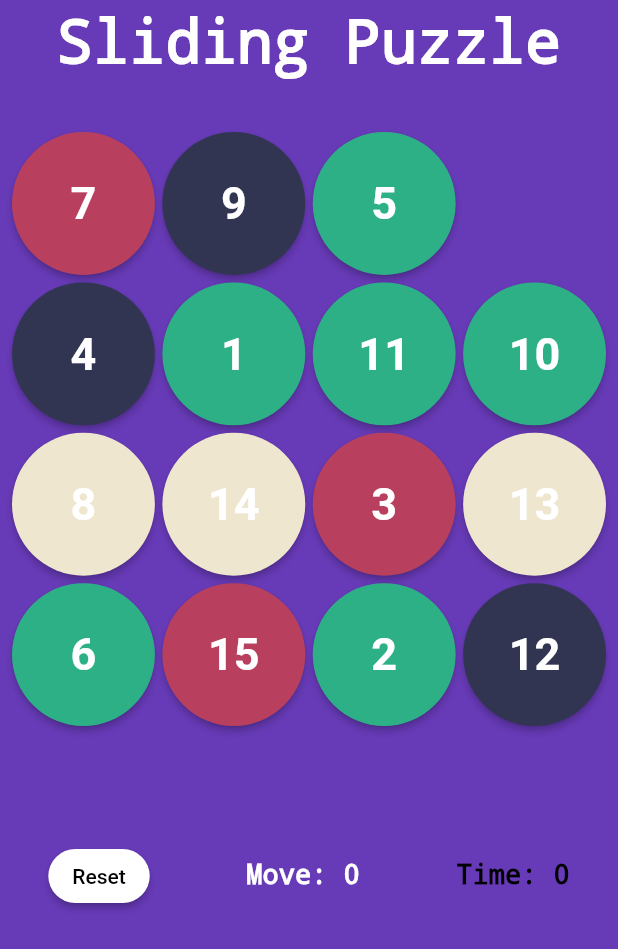
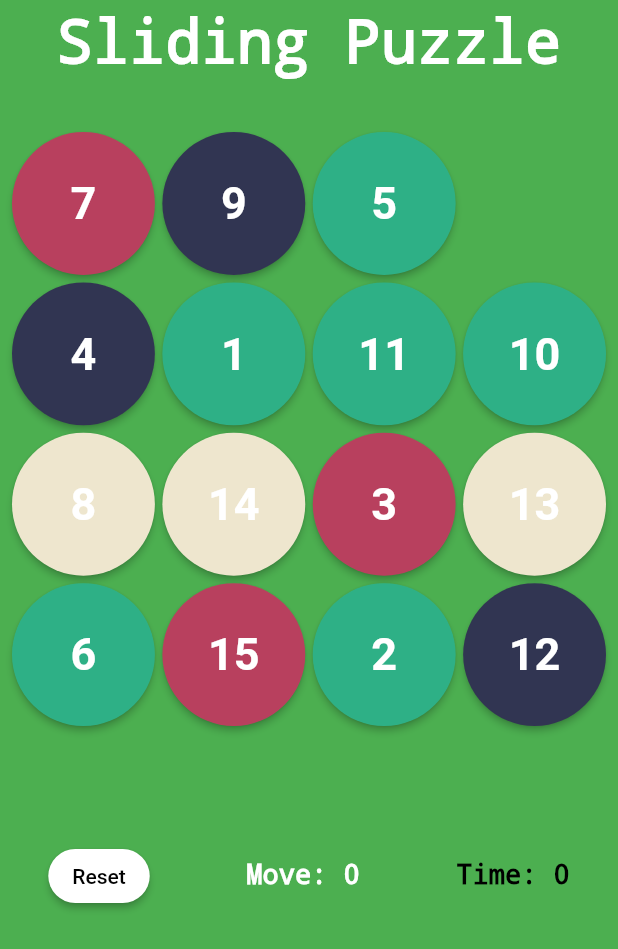
Before and after one commit to akashsivanandan99/supreme-giggle, a Flutter app: the screen it shows after launch, on a phone screen of 412 x 824 dp. Shown: the top 949 px of the screen. Run offline on Flutter 3.47's test engine with Material 2 defaults, Android fonts, the phone set to English and light mode, and no system bars.

Commit message:
added animated container to bg

```diff
--- a/lib/Board.dart
+++ b/lib/Board.dart
@@ -1,4 +1,5 @@
 import 'dart:async';
+import 'dart:math';
 import 'package:flutter/material.dart';
 import 'widgets/Menu.dart';
 import 'widgets/MyTitle.dart';
@@ -17,6 +18,9 @@ class _BoardState extends State<Board> {
   bool isActive = false;
   Timer timer = Timer(Duration(seconds: 1), () {});
 
+  Color _color = Colors.green;
+
+
   @override
   void initState() {
     super.initState();
@@ -30,9 +34,15 @@ class _BoardState extends State<Board> {
     //final size = MediaQuery.of(context).size;
 
     return SafeArea(
-      child: Container(
+      child: AnimatedContainer(
         height: size.height,
-        color: color,
+        decoration: BoxDecoration(
+          color: _color,
+
+        ),
+        duration: const Duration(seconds: 1),
+        curve: Curves.fastOutSlowIn,
+
         child: Column(
           children: <Widget>[
             MyTitle(size),
@@ -58,6 +68,20 @@ class _BoardState extends State<Board> {
         (index - 4 >= 0 && numbers[index - 4] == 0) ||
         (index + 4 < 16 && numbers[index + 4] == 0)) {
       setState(() {
+        final random = Random();
+
+        // Generate a random width and height.
+
+        // Generate a random color.
+        _color = Color.fromRGBO(
+          random.nextInt(256),
+          random.nextInt(256),
+          random.nextInt(256),
+          1,
+        );
+
+
+
         // color = Color((math.Random().nextDouble() * 0xFFFFFF).toInt())
         //     .withOpacity(0.7);
         move++;
--- a/lib/widgets/GridButton.dart
+++ b/lib/widgets/GridButton.dart
@@ -21,7 +21,7 @@ class GridButton extends StatelessWidget {
           )),
           backgroundColor: MaterialStateProperty.all(color),
           shape: MaterialStateProperty.all(RoundedRectangleBorder(
-              borderRadius: BorderRadius.circular(50.0)))),
+              borderRadius: BorderRadius.circular(100.0)))),
       onPressed: click,
     );
   }
```
